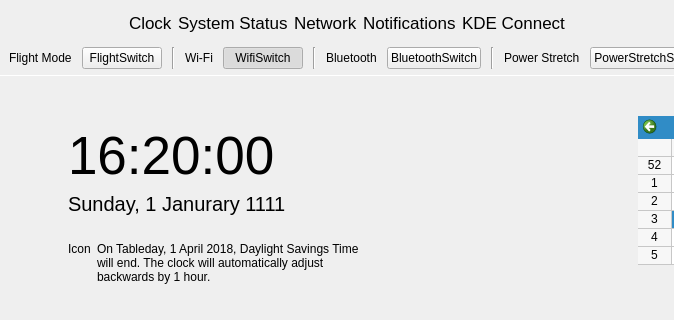
Old version of the form shell/infopanedropdown.ui in the repository vicr123/theshell; both pictures show x 0 to 674 and y 0 to 320 of the 1201 by 835 pixel window.
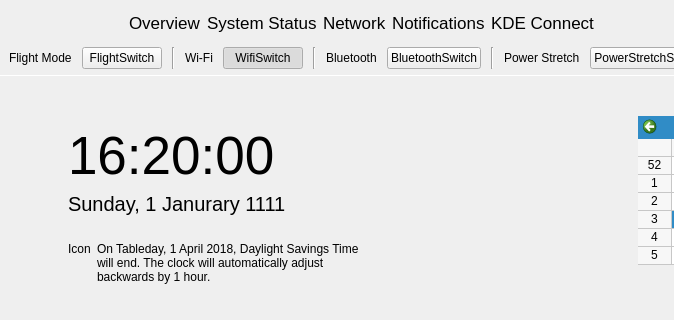
New version of the form. The open tabs and pages were chosen to show the change. Icons and pictures are not drawn. Custom widgets are drawn as their Qt base class.

Commit message: Add new Overview panel

The edit to the form file:
```diff
--- a/shell/infopanedropdown.ui
+++ b/shell/infopanedropdown.ui
@@ -125,7 +125,7 @@
               <bool>true</bool>
              </property>
              <property name="text">
-              <string>Clock</string>
+              <string>Overview</string>
              </property>
             </widget>
            </item>
```
Left out of the diff: 17 changed lines with no effect on the pictures. The commit also changes 15 other files.
